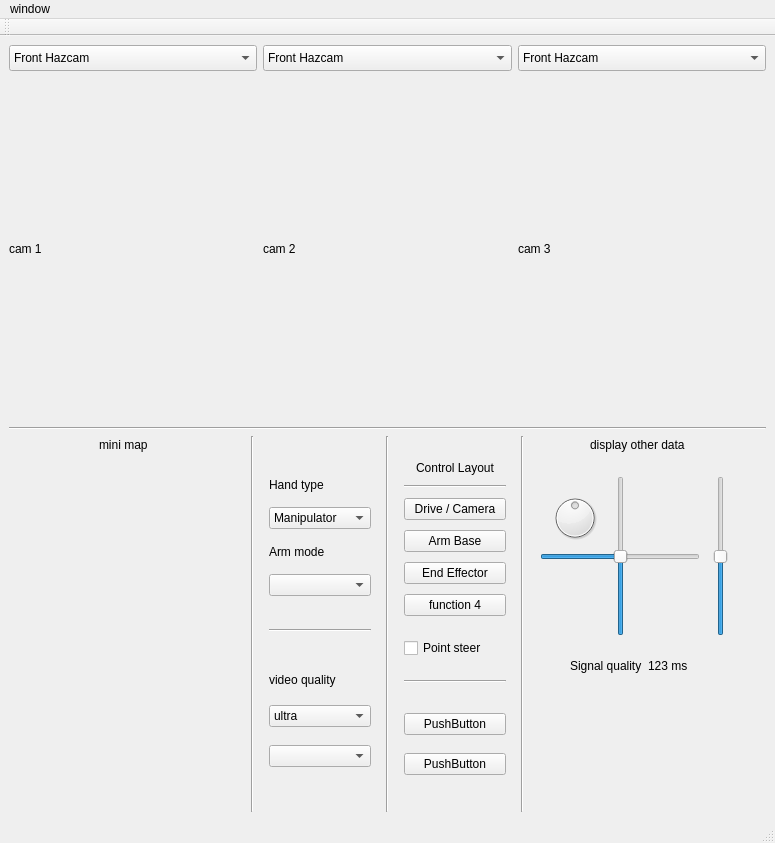
Qt form catkin_ws/src/hci/ui_files/MainWindow_V2.ui (mcgill-robotics-archive/rover-2015) before a commit.
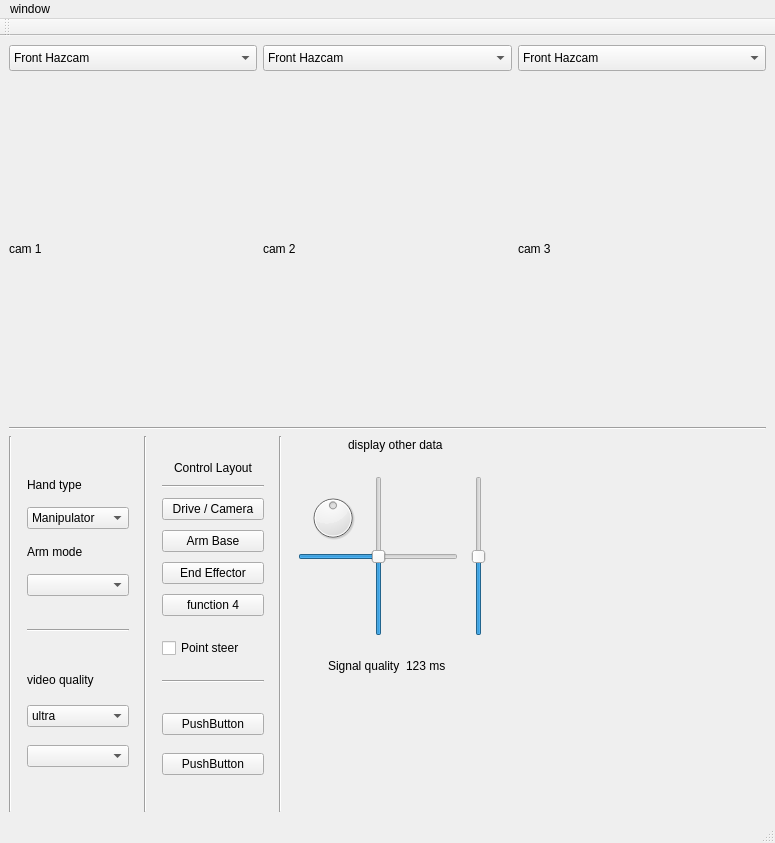
The same form after that commit.

Commit message: changed minimap to vbox layout

Patch:
```diff
--- a/catkin_ws/src/hci/ui_files/MainWindow_V2.ui
+++ b/catkin_ws/src/hci/ui_files/MainWindow_V2.ui
@@ -182,27 +182,7 @@
     <item>
      <layout class="QHBoxLayout" name="horizontalLayout_2">
       <item>
-       <widget class="QFrame" name="Minimap">
-        <property name="frameShape">
-         <enum>QFrame::NoFrame</enum>
-        </property>
-        <property name="frameShadow">
-         <enum>QFrame::Raised</enum>
-        </property>
-        <widget class="QLabel" name="MinimapLabel">
-         <property name="geometry">
-          <rect>
-           <x>90</x>
-           <y>0</y>
-           <width>63</width>
-           <height>17</height>
-          </rect>
-         </property>
-         <property name="text">
-          <string>mini map</string>
-         </property>
-        </widget>
-       </widget>
+       <layout class="QVBoxLayout" name="MinimapVBox"/>
       </item>
       <item>
        <widget class="Line" name="line_5">
```
The commit also changes 1 other file.
